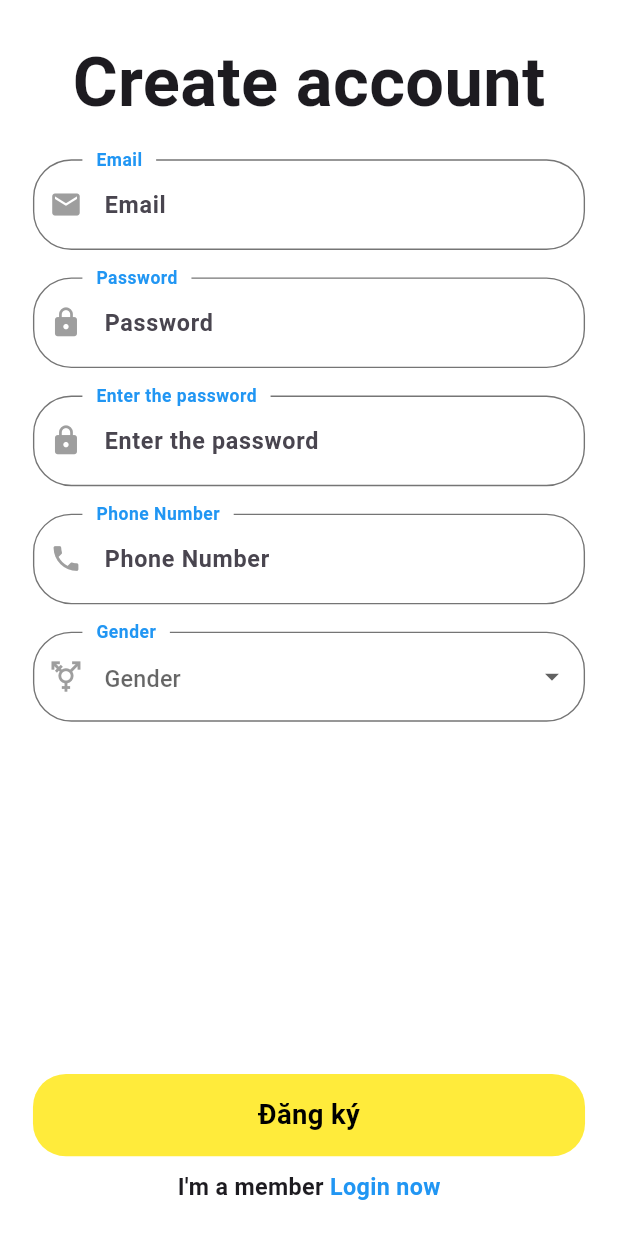
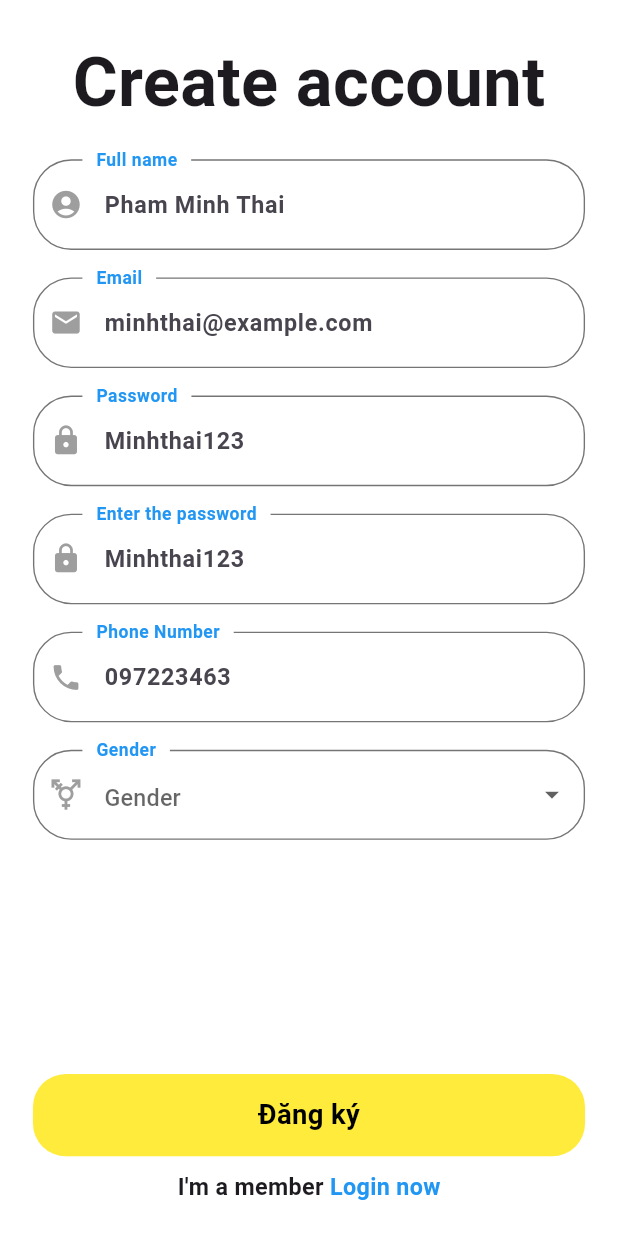
Before and after one commit to BlueSkyy07/TravelApp, a Flutter app: the screen it shows after launch, item 5 of the bottom bar chosen, after a tap on "Tạo tài khoản", on a phone screen of 412 x 824 dp. Run offline on Flutter 3.47's test engine with Material 3 defaults, Android fonts, the phone set to English and light mode, and no system bars; our stand-ins replace connectivity_plus, convex_bottom_bar, firebase_auth, firebase_core, flutter_cache_manager, flutter_rating_bar and 7 more; missing offline and left inert: dart:ffi, date_picker_plus, insta_image_viewer; accounts and stored records are empty; network calls fail.

Commit message:
update register

```diff
--- a/lib/core/network/network_requestlocation.dart
+++ b/lib/core/network/network_requestlocation.dart
@@ -317,14 +317,15 @@ class dataServices {
     }
   }
 
-  Future<void> CreateUser(
-      String password, String email, String phonenumber, String sex) async {
+  Future<void> CreateUser(String fullname, String password, String email,
+      String phonenumber, String sex) async {
     var response = await http.post(
       Uri.parse(AccountUrl),
       headers: <String, String>{
         'Content-Type': 'application/json; charset=UTF-8',
       },
       body: jsonEncode(<String, String>{
+        'username': fullname,
         'email': email,
         'password': password,
         'phonenumber': phonenumber,
--- a/lib/core/utils/app_account_controller.dart
+++ b/lib/core/utils/app_account_controller.dart
@@ -19,6 +19,7 @@ class AccountController extends GetxController {
   RxString id = ''.obs;
   RxString sex = ''.obs;
   RxString phonenumber = ''.obs;
+  RxBool checkreg = false.obs;
   var schedule = <Schedule>[].obs;
   var favorite = <String>[].obs;
   // var schedule = Schedule(
@@ -64,6 +65,11 @@ class AccountController extends GetxController {
   void ChangeLogin() {
     checklogin.value = true;
     print(checklogin.value);
+  }
+
+  void changeReg() {
+    checkreg.value = !checkreg.value;
+    print(checkreg.value);
   }
 
   Future<void> getAccount(String userEmail) async {
@@ -122,11 +128,12 @@ class AccountController extends GetxController {
     }
   }
 
-  Future<void> CreateUser(
-      String password, String email, String phonenumber, String sex) async {
+  Future<void> CreateUser(String fullname, String password, String email,
+      String phonenumber, String sex) async {
     isLoading.value = true;
     try {
-      await dataServices().CreateUser(email, password, phonenumber, sex);
+      await dataServices()
+          .CreateUser(fullname, email, password, phonenumber, sex);
 
       print("Schedule create successfully");
     } catch (e) {
--- a/lib/pages/dashboard/dashboard_controller.dart
+++ b/lib/pages/dashboard/dashboard_controller.dart
@@ -197,7 +197,8 @@ class DashboardController extends FullLifeCycleController
                   ),
                 ),
                 Obx(
-                  () => account.checklogin.value == true
+                  () => (account.checklogin.value == true &&
+                          !account.favorite.isEmpty)
                       ? Padding(
                           padding: const EdgeInsets.symmetric(vertical: 16),
                           child: Container(
@@ -225,7 +226,8 @@ class DashboardController extends FullLifeCycleController
                       : Container(),
                 ),
                 Obx(
-                  () => account.checklogin.value == true
+                  () => (account.checklogin.value == true &&
+                          !account.favorite.isEmpty)
                       ? Obx(() {
                           final favoritePosts = location.posts.where((post) {
                             return account.isFavorite(post.id!);
@@ -340,12 +342,7 @@ class DashboardController extends FullLifeCycleController
                 child: Text('remove schedule')),
             ElevatedButton(
                 onPressed: () {
-                  account.CreateUser(
-                    '123',
-                    '123',
-                    '123',
-                    '123',
-                  );
+                  account.CreateUser('123', '123', '123', '123', '123');
                 },
                 child: Text('CreateUsers 123')),
             ElevatedButton(
@@ -376,7 +373,13 @@ class DashboardController extends FullLifeCycleController
       FavoritePage(),
       Obx(
         () => account.checklogin.value == true
-            ? Container(
+            ? StreamBuilder<User?>(
+                stream: FirebaseAuth.instance.authStateChanges(),
+                builder: (context, snapshot) {
+                  if (snapshot.hasData) {
+                    return Container(
+                      height: 100,
+                      width: 100,
                       child: ElevatedButton(
                         onPressed: () async {
                           await FirebaseAuth.instance.signOut();
@@ -385,9 +388,51 @@ class DashboardController extends FullLifeCycleController
                         },
                         child: Text("log out"),
                       ),
+                    );
+                  } else {
+                    return LoginPage();
+                  }
+                },
               )
+            // Container(
+            //     height: 100,
+            //     width: 100,
+            //     child: ElevatedButton(
+            //       onPressed: () async {
+            //         await FirebaseAuth.instance.signOut();
+            //         account.checklogin.value = false;
+            //         print("${account.checklogin.value}");
+            //       },
+            //       child: Text("log out"),
+            //     ),
+            //   )
             : LoginPage(),
       )
+      // Obx(() => account.checklogin.value == true
+      //     ? StreamBuilder<User?>(
+      //         stream: FirebaseAuth.instance.authStateChanges(),
+      //         builder: (context, snapshot) {
+      //           if (snapshot.hasData) {
+      //             account.checklogin.value = true;
+      //             return Container(
+      //               height: 100,
+      //               width: 100,
+      //               child: ElevatedButton(
+      //                 onPressed: () async {
+      //                   await FirebaseAuth.instance.signOut();
+      //                   account.checklogin.value = false;
+      //                   print("${account.checklogin.value}");
+      //                 },
+      //                 child: Text("log out"),
+      //               ),
+      //             );
+      //           } else {
+      //             account.checklogin.value = false;
+      //             return LoginPage();
+      //           }
+      //         },
+      //       )
+      //     : LoginPage())
 
       // Container(
       //   color: Colors.grey,
--- a/lib/pages/dashboard/dashboard_page.dart
+++ b/lib/pages/dashboard/dashboard_page.dart
@@ -1,4 +1,5 @@
 import 'package:convex_bottom_bar/convex_bottom_bar.dart';
+import 'package:exam/core/utils/app_account_controller.dart';
 import 'package:flutter/cupertino.dart';
 import 'package:flutter/material.dart';
 import 'package:get/get.dart';
@@ -10,19 +11,19 @@ import 'dashboard_controller.dart';
 class DashboardPage extends StatelessWidget {
   final appSetting = Get.find<AppSetting>();
   final appController = Get.find<AppController>();
-
+  final AccountController accountController = Get.find();
   DashboardPage({Key? key}) : super(key: key);
 
   @override
   Widget build(BuildContext context) {
     var isDarkTheme = Theme.of(context).brightness == Brightness.dark;
-    var acticeColor = isDarkTheme?kYellowColor:kPrimaryColor;
-    var color = isDarkTheme?Colors.white38:Colors.grey;
+    var acticeColor = isDarkTheme ? kYellowColor : kPrimaryColor;
+    var color = isDarkTheme ? Colors.white38 : Colors.grey;
     var iconSize = 26.0;
     //
     return GetBuilder<DashboardController>(
-      dispose: (state){},
-      builder: (_cc){
+      dispose: (state) {},
+      builder: (_cc) {
         return Scaffold(
             resizeToAvoidBottomInset: false,
             body: PageView(
@@ -30,12 +31,16 @@ class DashboardPage extends StatelessWidget {
               physics: const NeverScrollableScrollPhysics(),
               children: _cc.pages,
             ),
-          bottomNavigationBar: StyleProvider(
+            bottomNavigationBar: Obx(() => Visibility(
+                visible: !accountController.checkreg.value,
+                child: StyleProvider(
                   style: Style(),
                   child: Obx(() => ConvexAppBar(
                         color: color,
                         activeColor: acticeColor,
-              backgroundColor: isDarkTheme?kSecondColor:kPrimaryBackgroundColor,
+                        backgroundColor: isDarkTheme
+                            ? kSecondColor
+                            : kPrimaryBackgroundColor,
                         style: TabStyle.fixedCircle,
                         items: [
                           TabItem(
@@ -61,7 +66,7 @@ class DashboardPage extends StatelessWidget {
                             icon: Icon(
                               Icons.access_time,
                               size: iconSize,
-                    color:color,
+                              color: color,
                             ),
                           ),
                           TabItem(
@@ -73,18 +78,20 @@ class DashboardPage extends StatelessWidget {
                               ),
                               child: Icon(
                                 Icons.check_circle_sharp,
-                      size: iconSize*0.8,
+                                size: iconSize * 0.8,
                                 color: Colors.white,
                               ),
                             ),
                             icon: Container(
                               decoration: BoxDecoration(
-                      color: isDarkTheme?Color(0xFF424141):Color(0xFFE5E4E4),
+                                color: isDarkTheme
+                                    ? Color(0xFF424141)
+                                    : Color(0xFFE5E4E4),
                                 shape: BoxShape.circle,
                               ),
                               child: Icon(
                                 Icons.fact_check_outlined,
-                      size: iconSize*0.8,
+                                size: iconSize * 0.8,
                                 color: color,
                               ),
                             ),
@@ -116,7 +123,7 @@ class DashboardPage extends StatelessWidget {
                             ),
                           ),
                         ],
-              onTap: (index){
+                        onTap: (index) {
                           _cc.changeTabIndex(index);
                         },
                         initialActiveIndex: _cc.tabIndex.value,
@@ -125,8 +132,7 @@ class DashboardPage extends StatelessWidget {
                         top: -30,
                         controller: _cc.tabController,
                       )),
-          ),
-        );
+                ))));
       },
     );
   }
--- a/lib/pages/login.dart
+++ b/lib/pages/login.dart
@@ -69,7 +69,8 @@ class _LoginPageState extends State<LoginPage> {
 
   @override
   Widget build(BuildContext context) {
-    return Scaffold(
+    return Obx(() => accountController.checkreg.value == false
+        ? Scaffold(
             resizeToAvoidBottomInset: false,
             body: Padding(
               padding: const EdgeInsets.all(24.0),
@@ -100,7 +101,8 @@ class _LoginPageState extends State<LoginPage> {
                                 labelStyle: TextStyle(
                                   color: Colors.grey,
                                 ),
-                          floatingLabelStyle: TextStyle(color: Colors.blue),
+                                floatingLabelStyle:
+                                    TextStyle(color: Colors.blue),
                                 border: OutlineInputBorder(
                                   borderRadius: BorderRadius.circular(18),
                                   borderSide: BorderSide(
@@ -145,7 +147,8 @@ class _LoginPageState extends State<LoginPage> {
                                 labelStyle: TextStyle(
                                   color: Colors.grey,
                                 ),
-                          floatingLabelStyle: TextStyle(color: Colors.blue),
+                                floatingLabelStyle:
+                                    TextStyle(color: Colors.blue),
                                 border: OutlineInputBorder(
                                   borderRadius: BorderRadius.circular(18),
                                   borderSide: BorderSide(
@@ -216,7 +219,7 @@ class _LoginPageState extends State<LoginPage> {
                           ),
                           child: InkWell(
                             onTap: () {
-                        Get.to(RegisterPage());
+                              accountController.changeReg();
                             },
                             child: Center(
                               child: Text(
@@ -285,6 +288,7 @@ class _LoginPageState extends State<LoginPage> {
                 ),
               ),
             ),
-    );
+          )
+        : RegisterPage());
   }
 }
--- a/lib/pages/register_page.dart
+++ b/lib/pages/register_page.dart
@@ -1,4 +1,7 @@
 import 'package:exam/core/utils/app_account_controller.dart';
+import 'package:exam/core/utils/app_routes.dart';
+import 'package:exam/main.dart';
+import 'package:exam/pages/dashboard/dashboard_controller.dart';
 import 'package:exam/pages/login.dart';
 import 'package:firebase_auth/firebase_auth.dart';
 import 'package:flutter/material.dart';
@@ -14,56 +17,31 @@ class RegisterPage extends StatefulWidget {
 class _RegisterPageState extends State<RegisterPage> {
   final AccountController accountController = Get.put(AccountController());
   final _emailController = TextEditingController();
+  final _fullnameController = TextEditingController();
+
   final _passwordController = TextEditingController();
   final _enterPasswordController = TextEditingController();
   final _phoneNumberController = TextEditingController();
   final _emailFocusNode = FocusNode();
+  final _fullnameFocusNode = FocusNode();
+
   final _passwordFocusNode = FocusNode();
   final _enterPasswordFocusNode = FocusNode();
   final _phoneNumberFocusNode = FocusNode();
+
   bool _obscurePassword = true;
   bool _obscureEnterPassword = true;
   String? _selectedGender;
   List<String> _genders = ['Male', 'Female', 'Other'];
 
-  // Future<void> signUp() async {
-  //   String email = _emailController.text.trim();
-  //   String password = _passwordController.text.trim();
-  //   final _auth = FirebaseAuth.instance;
-  //   // Kiểm tra mật khẩu có đủ 8 ký tự không
-  //   if (password.length < 8) {
-  //     print('Mật khẩu phải chứa ít nhất 8 ký tự!');
-  //     return showDialog(
-  //       context: context,
-  //       builder: (context) => AlertDialog(
-  //         title: Text("Error"),
-  //         content: Text("Mật khẩu phải chứa ít nhất 8 ký tự!"),
-  //         actions: [
-  //           TextButton(
-  //             onPressed: () {
-  //               Navigator.of(context).pop();
-  //             },
-  //             child: Text("OK"),
-  //           ),
-  //         ],
-  //       ),
-  //     );
-  //   }
-  //   final userCredential = await _auth.createUserWithEmailAndPassword(
-  //       email: email, password: password);
-  //   final user = userCredential.user;
-  //   await _auth.createUserWithEmailAndPassword(
-  //       email: email, password: password);
-
-  // }
   Future<void> signUp() async {
+    String fullname = _fullnameController.text;
     String email = _emailController.text.trim();
     String password = _passwordController.text.trim();
     String enterPassword = _enterPasswordController.text.trim();
     String phonenumber = _phoneNumberController.text.trim();
     String gender = _selectedGender.toString();
     final _auth = FirebaseAuth.instance;
-
     if (password.isEmpty ||
         email.isEmpty ||
         enterPassword.isEmpty ||
@@ -89,7 +67,6 @@ class _RegisterPageState extends State<RegisterPage> {
         ),
       );
     }
-
     // Kiểm tra mật khẩu có đủ 8 ký tự không
     if (password.length < 8) {
       return showDialog(
@@ -110,7 +87,6 @@ class _RegisterPageState extends State<RegisterPage> {
         ),
       );
     }
-
     // Kiểm tra mật khẩu có trùng khớp không
     if (password != enterPassword) {
       return showDialog(
@@ -131,7 +107,6 @@ class _RegisterPageState extends State<RegisterPage> {
         ),
       );
     }
-
     try {
       // Tạo người dùng với email và mật khẩu
       UserCredential userCredential =
@@ -139,9 +114,13 @@ class _RegisterPageState extends State<RegisterPage> {
         email: email,
         password: password,
       );
-      await accountController.CreateUser(email, password, phonenumber, gender);
       // Đăng ký thành công
       print("Đăng ký thành công: ${userCredential.user?.email}");
+
+      await accountController.CreateUser(
+          fullname, email, password, phonenumber, gender);
+
+      await FirebaseAuth.instance.signOut();
 
       showDialog(
         context: context,
@@ -150,10 +129,9 @@ class _RegisterPageState extends State<RegisterPage> {
           content: Text("Đăng ký thành công!"),
           actions: [
             TextButton(
-              onPressed: () async {
-                await FirebaseAuth.instance.signOut();
-                accountController.checklogin.value = false;
-                Get.offAll(() => LoginPage());
+              onPressed: () {
+                Navigator.of(context).pop();
+                accountController.changeReg();
               },
               child: Text("OK"),
             ),
@@ -212,10 +190,14 @@ class _RegisterPageState extends State<RegisterPage> {
   @override
   void dispose() {
     _emailController.dispose();
+    _fullnameController.dispose();
+
     _passwordController.dispose();
     _enterPasswordController.dispose();
     _phoneNumberController.dispose();
     _emailFocusNode.dispose();
+    _fullnameFocusNode.dispose();
+
     _passwordFocusNode.dispose();
     _enterPasswordFocusNode.dispose();
     _phoneNumberFocusNode.dispose();
@@ -225,6 +207,8 @@ class _RegisterPageState extends State<RegisterPage> {
   @override
   void initState() {
     super.initState();
+    _fullnameController.addListener(() => setState(() {}));
+
     _emailController.addListener(() => setState(() {}));
     _passwordController.addListener(() => setState(() {}));
     _enterPasswordController.addListener(() => setState(() {}));
@@ -253,11 +237,57 @@ class _RegisterPageState extends State<RegisterPage> {
                       ),
                       SizedBox(height: 20),
                       TextField(
+                        focusNode: _fullnameFocusNode,
+                        textInputAction: TextInputAction.next,
+                        keyboardType: TextInputType.emailAddress,
+                        decoration: InputDecoration(
+                          hintText: 'Pham Minh Thai',
+                          labelText: 'Full name',
+                          labelStyle: TextStyle(
+                            color: Colors.grey,
+                          ),
+                          floatingLabelStyle: TextStyle(color: Colors.blue),
+                          border: OutlineInputBorder(
+                            borderRadius: BorderRadius.circular(18),
+                            borderSide: BorderSide(
+                              color: Colors.blue,
+                            ),
+                          ),
+                          focusColor: Colors.blue,
+                          focusedBorder: OutlineInputBorder(
+                            borderRadius: BorderRadius.circular(18),
+                            borderSide: BorderSide(
+                              width: 2,
+                              color: Colors.blue,
+                            ),
+                          ),
+                          prefixIcon: Icon(
+                            Icons.account_circle,
+                            color: _fullnameFocusNode.hasFocus
+                                ? Colors.red
+                                : Colors.grey,
+                          ),
+                          suffixIcon: _fullnameController.text.isEmpty
+                              ? Container(width: 0)
+                              : IconButton(
+                                  onPressed: () {
+                                    _fullnameController.clear();
+                                  },
+                                  icon: Icon(
+                                    Icons.close,
+                                    color: Colors.red,
+                                  ),
+                                ),
+                        ),
+                        controller: _fullnameController,
+                      ),
+                      SizedBox(height: 20),
+                      TextField(
                         focusNode: _emailFocusNode,
                         textInputAction: TextInputAction.next,
                         keyboardType: TextInputType.emailAddress,
                         decoration: InputDecoration(
-                          hintText: 'Email',
+                          hintText: 'minhthai@example.com',
                           labelText: 'Email',
                           labelStyle: TextStyle(
                             color: Colors.grey,
@@ -302,7 +332,7 @@ class _RegisterPageState extends State<RegisterPage> {
                         focusNode: _passwordFocusNode,
                         textInputAction: TextInputAction.next,
                         decoration: InputDecoration(
-                          hintText: 'Password',
+                          hintText: 'Minhthai123',
                           labelText: 'Password',
                           labelStyle: TextStyle(
                             color: Colors.grey,
@@ -356,7 +386,7 @@ class _RegisterPageState extends State<RegisterPage> {
                         focusNode: _enterPasswordFocusNode,
                         textInputAction: TextInputAction.next,
                         decoration: InputDecoration(
-                          hintText: 'Enter the password',
+                          hintText: 'Minhthai123',
                           labelText: 'Enter the password',
                           labelStyle: TextStyle(
                             color: Colors.grey,
@@ -412,7 +442,7 @@ class _RegisterPageState extends State<RegisterPage> {
                         textInputAction: TextInputAction.next,
                         keyboardType: TextInputType.phone,
                         decoration: InputDecoration(
-                          hintText: 'Phone Number',
+                          hintText: '097223463',
                           labelText: 'Phone Number',
                           labelStyle: TextStyle(
                             color: Colors.grey,
@@ -536,7 +566,7 @@ class _RegisterPageState extends State<RegisterPage> {
                       ),
                       GestureDetector(
                         onTap: () {
-                          Get.to(LoginPage());
+                          accountController.changeReg();
                         },
                         child: Text(
                           ' Login now',
```
Lines whose indentation alone changed are shown as unchanged.
